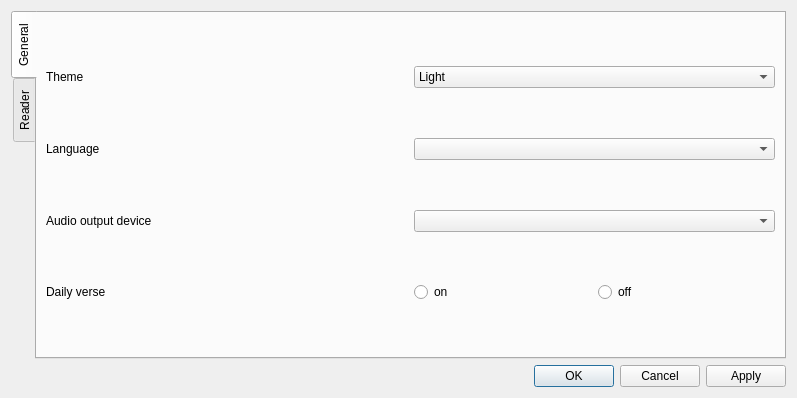
Qt form src/core/settingsdialog.ui (0xzer0x/quran-companion) before a commit.
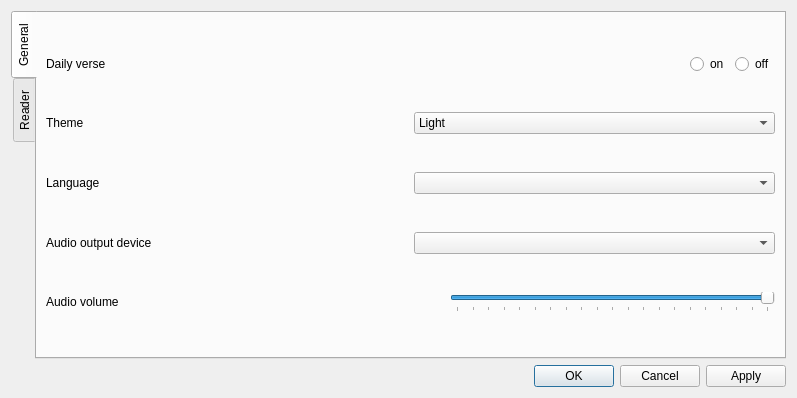
The same form after that commit. The open tabs and pages were chosen to show the change.

Commit message: change audio volume option added

```diff
--- a/src/core/settingsdialog.ui
+++ b/src/core/settingsdialog.ui
@@ -30,6 +30,54 @@
        <string>General</string>
       </attribute>
       <layout class="QVBoxLayout" name="verticalLayout_2">
+       <item>
+        <layout class="QHBoxLayout" name="horizontalLayout_12">
+         <item>
+          <widget class="QLabel" name="lbDailyVerse">
+           <property name="text">
+            <string>Daily verse</string>
+           </property>
+          </widget>
+         </item>
+         <item>
+          <spacer name="horizontalSpacer_2">
+           <property name="orientation">
+            <enum>Qt::Horizontal</enum>
+           </property>
+           <property name="sizeHint" stdset="0">
+            <size>
+             <width>40</width>
+             <height>20</height>
+            </size>
+           </property>
+          </spacer>
+         </item>
+         <item>
+          <layout class="QHBoxLayout" name="horizontalLayout_11">
+           <item>
+            <widget class="QRadioButton" name="radioDailyVerseOn">
+             <property name="text">
+              <string>on</string>
+             </property>
+             <property name="checkable">
+              <bool>true</bool>
+             </property>
+             <property name="checked">
+              <bool>false</bool>
+             </property>
+            </widget>
+           </item>
+           <item>
+            <widget class="QRadioButton" name="radioDailyVerseOff">
+             <property name="text">
+              <string>off</string>
+             </property>
+            </widget>
+           </item>
+          </layout>
+         </item>
+        </layout>
+       </item>
        <item>
         <layout class="QHBoxLayout" name="horizontalLayout">
          <item>
@@ -84,37 +132,60 @@
         </layout>
        </item>
        <item>
-        <layout class="QHBoxLayout" name="horizontalLayout_12">
+        <layout class="QHBoxLayout" name="horizontalLayout_15">
          <item>
-          <widget class="QLabel" name="lbDailyVerse">
+          <widget class="QLabel" name="lbVolume">
            <property name="text">
-            <string>Daily verse</string>
+            <string>Audio volume</string>
            </property>
           </widget>
          </item>
          <item>
-          <layout class="QHBoxLayout" name="horizontalLayout_11">
-           <item>
-            <widget class="QRadioButton" name="radioDailyVerseOn">
-             <property name="text">
-              <string>on</string>
-             </property>
-             <property name="checkable">
-              <bool>true</bool>
-             </property>
-             <property name="checked">
-              <bool>false</bool>
-             </property>
-            </widget>
-           </item>
-           <item>
-            <widget class="QRadioButton" name="radioDailyVerseOff">
-             <property name="text">
-              <string>off</string>
-             </property>
-            </widget>
-           </item>
-          </layout>
+          <spacer name="horizontalSpacer">
+           <property name="orientation">
+            <enum>Qt::Horizontal</enum>
+           </property>
+           <property name="sizeHint" stdset="0">
+            <size>
+             <width>40</width>
+             <height>20</height>
+            </size>
+           </property>
+          </spacer>
+         </item>
+         <item>
+          <widget class="QSlider" name="sldrVolume">
+           <property name="maximum">
+            <number>100</number>
+           </property>
+           <property name="singleStep">
+            <number>5</number>
+           </property>
+           <property name="pageStep">
+            <number>10</number>
+           </property>
+           <property name="value">
+            <number>100</number>
+           </property>
+           <property name="sliderPosition">
+            <number>100</number>
+           </property>
+           <property name="orientation">
+            <enum>Qt::Horizontal</enum>
+           </property>
+           <property name="invertedAppearance">
+            <bool>false</bool>
+           </property>
+           <property name="invertedControls">
+            <bool>false</bool>
+           </property>
+           <property name="tickPosition">
+            <enum>QSlider::TicksBelow</enum>
+           </property>
+           <property name="tickInterval">
+            <number>5</number>
+           </property>
+          </widget>
          </item>
         </layout>
        </item>
```
Left out of the diff: 15 changed lines with no effect on the pictures. The commit also changes 8 other files.
